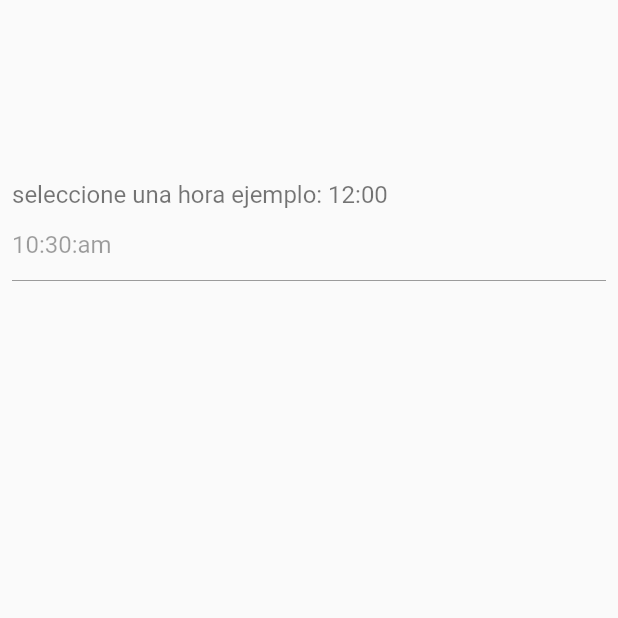
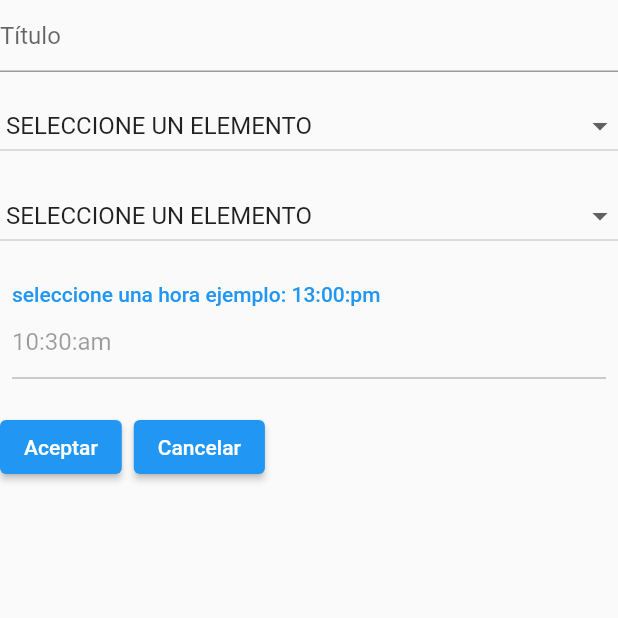
Before and after one commit to lfdel24/-flutter_agenda_estilo_twitch, a Flutter app: the screen it shows after launch, on a phone screen of 412 x 824 dp, the top half of it. Run offline on Flutter 3.47's test engine with Material 2 defaults, Android fonts, the light colour scheme and no system bars.

Commit message:
NewItem trabajando en el formulario

```diff
--- a/lib/components/home_page/add_item.dart
+++ /dev/null
@@ -1,56 +0,0 @@
-import 'package:flutter/material.dart';
-import 'package:flutter_agenda_estilo_twitch/util/my_color.dart';
-import 'package:flutter_agenda_estilo_twitch/util/my_time_picker.dart';
-import 'package:flutter_agenda_estilo_twitch/util/my_dropdown.dart';
-
-class AddItem extends StatelessWidget {
-  final _timeController = TextEditingController(text: MyTimePicker.timeOfDay);
-
-  @override
-  Widget build(BuildContext context) {
-    return Center(
-      child: Container(
-        width: 600,
-        height: 600,
-        child: Column(
-          children: [
-            // TextField(
-            //   decoration: InputDecoration(hintText: "Título"),
-            // ),
-            // MyDropdown(items: [
-            //   "SELECCIONE UN ELEMENTO",
-            //   "Ciencia y tecnología",
-            //   "Gameplays",
-            //   "Música",
-            // ]),
-            // MyDropdown(items: [
-            //   "SELECCIONE UN ELEMENTO",
-            //   "Lunes",
-            //   "Martes",
-            //   "Miércoles",
-            //   "jueves",
-            //   "Viernes",
-            // ]),
-            TextButton(
-              onPressed: () async {
-                await MyTimePicker.timePicker(
-                    context: context, timeController: _timeController);
-              },
-              child: Column(
-                crossAxisAlignment: CrossAxisAlignment.start,
-                children: [
-                  Text("seleccione una hora ejemplo: 12:00",
-                      style: Theme.of(context).textTheme.headline2),
-                  TextField(
-                    enabled: false,
-                    controller: _timeController,
-                  ),
-                ],
-              ),
-            ),
-          ],
-        ),
-      ),
-    );
-  }
-}
--- a/lib/components/home_page/controller/agenda_controller.dart
+++ b/lib/components/home_page/controller/agenda_controller.dart
@@ -1,8 +1,9 @@
 import 'package:flutter/foundation.dart';
-import 'package:flutter_agenda_estilo_twitch/components/home_page/model/itemj.dart';
+import 'package:flutter_agenda_estilo_twitch/components/home_page/model/item.dart';
 
 class AgendaController {
   final items = ValueNotifier(<Item>[]);
+  final newItem = Item(id: "", title: "", category: "", day: "", time: "");
 
   void loadItems() {
     this.items.value.addAll([
--- /dev/null
+++ b/lib/components/home_page/inherited_widget/my_inherited_widget.dart
@@ -0,0 +1,20 @@
+import 'package:flutter/material.dart';
+import 'package:flutter_agenda_estilo_twitch/components/home_page/controller/agenda_controller.dart';
+
+class MyInheritedWidget extends InheritedWidget {
+  final Widget widget;
+  final AgendaController controller;
+
+  MyInheritedWidget({required this.widget, required this.controller})
+      : super(child: widget);
+
+  static MyInheritedWidget? of(BuildContext context) {
+    return context.dependOnInheritedWidgetOfExactType(
+        aspect: AgendaController());
+  }
+
+  @override
+  bool updateShouldNotify(covariant InheritedWidget oldWidget) {
+    throw UnimplementedError();
+  }
+}
--- /dev/null
+++ b/lib/components/home_page/model/item.dart
@@ -0,0 +1,21 @@
+class Item {
+  String id;
+  String title;
+  String category;
+  String day;
+  String time;
+
+  Item(
+      {required this.id,
+      required this.title,
+      required this.category,
+      required this.day,
+      required this.time});
+
+  set(String value) => this.category;
+
+  @override
+  String toString() {
+    return "id: $id title: $title category: $category day: $day time: $time";
+  }
+}
--- /dev/null
+++ b/lib/components/home_page/new_item.dart
@@ -0,0 +1,82 @@
+import 'package:flutter/material.dart';
+import 'package:flutter_agenda_estilo_twitch/components/home_page/inherited_widget/my_inherited_widget.dart';
+import 'package:flutter_agenda_estilo_twitch/custom/my_dropdown.dart';
+import 'package:flutter_agenda_estilo_twitch/custom/my_time_picker.dart';
+
+class NewItem extends StatelessWidget {
+  final _timeController = TextEditingController(text: MyTimePicker.timeOfDay);
+
+  @override
+  Widget build(BuildContext context) {
+    final item = MyInheritedWidget.of(context)!.controller.newItem;
+    return Center(
+      child: Container(
+        width: 600,
+        child: Column(
+          crossAxisAlignment: CrossAxisAlignment.start,
+          children: [
+            TextField(
+              decoration: InputDecoration(hintText: "Título"),
+              onChanged: (value) => item.title = value,
+            ),
+            SizedBox(height: 12),
+            MyDropdown(
+              items: [
+                "SELECCIONE UN ELEMENTO",
+                "Ciencia y tecnología",
+                "Gameplays",
+                "Música",
+              ],
+              item: item,
+              type: ItemType.category,
+            ),
+            SizedBox(height: 12),
+            MyDropdown(
+              items: [
+                "SELECCIONE UN ELEMENTO",
+                "Lunes",
+                "Martes",
+                "Miércoles",
+                "jueves",
+                "Viernes",
+              ],
+              item: item,
+              type: ItemType.day,
+            ),
+            SizedBox(height: 12),
+            TextButton(
+              onPressed: () async {
+                await MyTimePicker.timePicker(
+                    context: context, timeController: _timeController);
+              },
+              child: Column(
+                crossAxisAlignment: CrossAxisAlignment.start,
+                children: [
+                  Text("seleccione una hora ejemplo: 13:00:pm"),
+                  TextField(
+                    enabled: false,
+                    controller: _timeController,
+                  ),
+                ],
+              ),
+            ),
+            SizedBox(height: 14),
+            Row(
+              children: [
+                ElevatedButton(
+                    onPressed: () {
+                      item.id = "1";
+                      item.time = _timeController.text;
+                      print(item.toString());
+                    },
+                    child: Text("Aceptar")),
+                SizedBox(width: 8),
+                ElevatedButton(onPressed: () {}, child: Text("Cancelar")),
+              ],
+            ),
+          ],
+        ),
+      ),
+    );
+  }
+}
--- /dev/null
+++ b/lib/custom/my_dropdown.dart
@@ -0,0 +1,46 @@
+import 'package:flutter/material.dart';
+import 'package:flutter_agenda_estilo_twitch/components/home_page/model/item.dart';
+
+enum ItemType { category, day }
+
+class MyDropdown extends StatelessWidget {
+  final List<String> items;
+  Item item;
+  ItemType type;
+  final _itemSelected = ValueNotifier("");
+
+  MyDropdown(
+      {Key? key, required this.items, required this.item, required this.type})
+      : super(key: key);
+
+  @override
+  Widget build(BuildContext context) {
+    this._itemSelected.value = this.items[0];
+    return ValueListenableBuilder(
+      valueListenable: this._itemSelected,
+      builder: (_, value, widget) => DropdownButton(
+        isExpanded: true,
+        value: value,
+        onChanged: (dynamic value) {
+          if (type == ItemType.category) {
+            this.item.category = value;
+          } else {
+            this.item.day = value;
+          }
+          this._itemSelected.value = value;
+        },
+        items: [
+          ...this.items.map(
+                (el) => DropdownMenuItem(
+                  value: el,
+                  child: Container(
+                    padding: EdgeInsets.only(left: 4),
+                    child: Text(el),
+                  ),
+                ),
+              )
+        ],
+      ),
+    );
+  }
+}
--- /dev/null
+++ b/lib/custom/my_text_style.dart
@@ -0,0 +1,5 @@
+import 'package:flutter/material.dart';
+
+class MyTextStyle {
+  static final title = TextStyle(fontSize: 18, fontWeight: FontWeight.bold);
+}
--- a/lib/main.dart
+++ b/lib/main.dart
@@ -1,5 +1,7 @@
 import 'package:flutter/material.dart';
+import 'package:flutter_agenda_estilo_twitch/components/home_page/controller/agenda_controller.dart';
 import 'package:flutter_agenda_estilo_twitch/components/home_page/home_page.dart';
+import 'package:flutter_agenda_estilo_twitch/components/home_page/inherited_widget/my_inherited_widget.dart';
 
 void main() {
   runApp(MyApp());
@@ -10,16 +12,14 @@ class MyApp extends StatelessWidget {
   @override
   Widget build(BuildContext context) {
     return MaterialApp(
-      debugShowCheckedModeBanner: false,
-      title: 'Flutter Agenda | lfdel24@gmail.com',
-      theme: ThemeData(
-        primarySwatch: Colors.blue,
-        textTheme: TextTheme(
-          headline1: TextStyle(fontSize: 20, fontWeight: FontWeight.bold),
-          headline2: TextStyle(fontSize: 16),
+        debugShowCheckedModeBanner: false,
+        title: 'Flutter Agenda | lfdel24@gmail.com',
+        theme: ThemeData(
+          primarySwatch: Colors.blue,
         ),
-      ),
-      home: HomePage(),
-    );
+        home: MyInheritedWidget(
+          widget: HomePage(),
+          controller: AgendaController(),
+        ));
   }
 }
```
Also changed, not shown: lib/components/home_page/home_page.dart (+10 -10 lines), lib/components/home_page/model/itemj.dart (deleted, +0 -15 lines), lib/util/my_dropdown.dart (deleted, +0 -36 lines), lib/custom/my_color.dart (renamed from lib/util/my_color.dart), lib/custom/my_time_picker.dart (renamed from lib/util/my_time_picker.dart).
